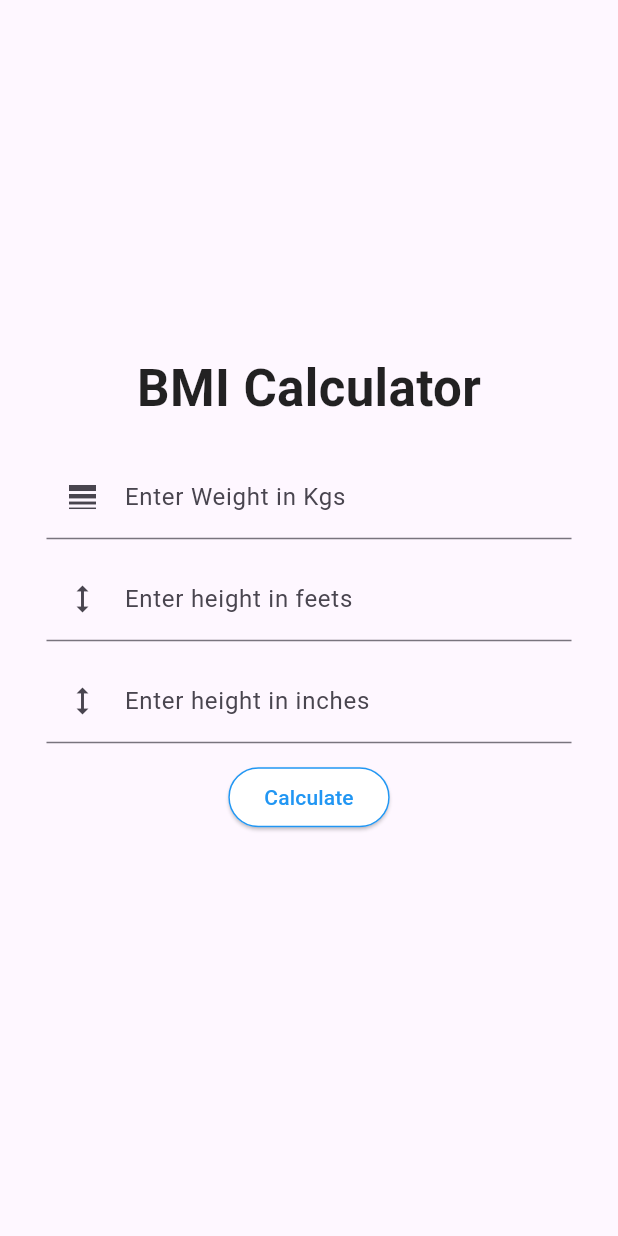
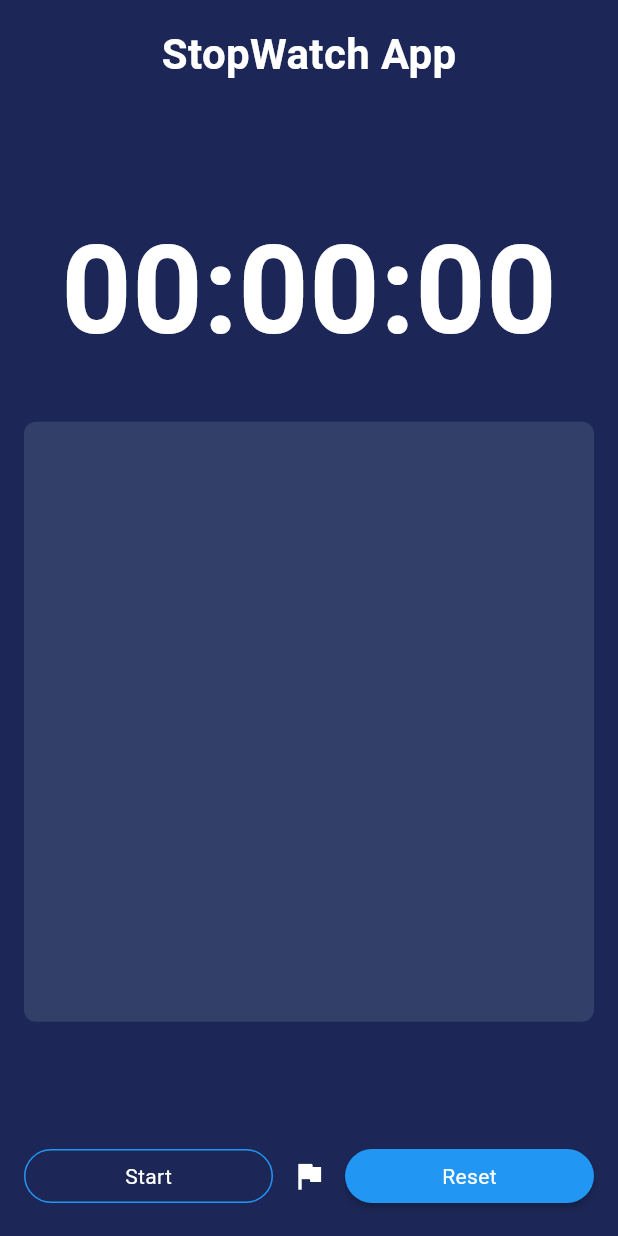
Before and after one commit to thenumanahmed/logic_loomer_internship, a Flutter app: the screen it shows after launch, on a phone screen of 412 x 824 dp. Run offline on Flutter 3.47's test engine with Material 3 defaults, Android fonts, the phone set to English and light mode, and no system bars.

Commit message:
stop watch app completed

```diff
--- a/lib/main.dart
+++ b/lib/main.dart
@@ -1,5 +1,5 @@
 import 'package:flutter/material.dart';
-import 'package:internship_task/main_screen.dart';
+import 'package:internship_task/screens/home_screen.dart';
 
 void main() {
   runApp(const MyApp());
@@ -12,7 +12,7 @@ class MyApp extends StatelessWidget {
   Widget build(BuildContext context) {
     return const MaterialApp(
       debugShowCheckedModeBanner: false,
-      home: MainScreen(),
+      home: HomeScreen(),
     );
   }
 }
--- a/lib/main_screen.dart
+++ /dev/null
@@ -1,126 +0,0 @@
-import 'package:flutter/material.dart';
-
-class MainScreen extends StatefulWidget {
-  const MainScreen({super.key});
-
-  @override
-  State<MainScreen> createState() => _MainScreenState();
-}
-
-class _MainScreenState extends State<MainScreen> {
-  TextEditingController weightController = TextEditingController();
-  TextEditingController feetController = TextEditingController();
-  TextEditingController inchController = TextEditingController();
-
-  var result = "";
-  var bgColor;
-
-  @override
-  Widget build(BuildContext context) {
-    return Scaffold(
-      body: SafeArea(
-        child: Container(
-          color: bgColor,
-          child: Center(
-            child: SizedBox(
-              width: 350,
-              child: SingleChildScrollView(
-                child: Column(
-                  mainAxisAlignment: MainAxisAlignment.center,
-                  children: [
-                    const Text(
-                      "BMI Calculator",
-                      style:
-                          TextStyle(fontSize: 34, fontWeight: FontWeight.w700,color: Colors.black87),
-                    ),
-                    const SizedBox(height: 20),
-                    TextField(
-                      controller: weightController,
-                      decoration: const InputDecoration(
-                        label: Text("Enter Weight in Kgs"),
-                        prefixIcon: Icon(Icons.line_weight),
-                      ),
-                      keyboardType: TextInputType.number,
-                    ),
-                    const SizedBox(height: 12),
-                    TextField(
-                      controller: feetController,
-                      decoration: const InputDecoration(
-                        label: Text("Enter height in feets"),
-                        prefixIcon: Icon(Icons.height),
-                      ),
-                      keyboardType: TextInputType.number,
-                    ),
-                    const SizedBox(height: 12),
-                    TextField(
-                      controller: inchController,
-                      decoration: const InputDecoration(
-                        label: Text("Enter height in inches"),
-                        prefixIcon: Icon(Icons.height),
-                      ),
-                      keyboardType: TextInputType.number,
-                    ),
-                    const SizedBox(height: 12),
-                    ElevatedButton(
-                      onPressed: () {
-                        var weight = weightController.text.toString();
-                        var feets = feetController.text.toString();
-                        var inches = inchController.text.toString();
-
-                        // validate empty fields
-                        if (weight != "" && feets != "") {
-                          var intWeight = int.parse(weight);
-                          var intFeets = int.parse(feets);
-                          var intInches = inches == "" ? 0 : int.parse(inches);
-
-                          var totalInches = intFeets * 12 + intInches;
-                          var totalCM = totalInches * 2.54;
-                          var totalMeter = totalCM / 100;
-
-                          var bmi = intWeight / (totalMeter * totalMeter);
-
-                          var msg = "";
-
-                          if (bmi > 25) {
-                            msg = "You are Over Weight!!";
-                            bgColor = Colors.red.shade200;
-                          } else if (bmi < 18) {
-                            msg = "You are Under Weight!!";
-                            bgColor = Colors.orange.shade200;
-                          } else {
-                            msg = "You are Healty!! ";
-                            bgColor = Colors.green.shade200;
-                          }
-
-                          setState(() {
-                            result =
-                                "$msg \nYour bmi is ${bmi.toStringAsFixed(2)} ";
-                          });
-                        } else {
-                          setState(() {
-                            result = "Please fill the required fields";
-                          });
-                        }
-                      },
-                      style: ElevatedButton.styleFrom(
-                        foregroundColor: Colors.blue,
-                        backgroundColor: Colors.white,
-                        side: const BorderSide(color: Colors.blue, width: 1),
-                      ),
-                      child: const Text("Calculate"),
-                    ),
-                    const SizedBox(height: 5),
-                    Text(
-                      result,
-                      style: const TextStyle(fontSize: 20),
-                    ),
-                  ],
-                ),
-              ),
-            ),
-          ),
-        ),
-      ),
-    );
-  }
-}
--- /dev/null
+++ b/lib/screens/home_screen.dart
@@ -0,0 +1,190 @@
+import 'dart:async';
+
+import 'package:flutter/material.dart';
+
+class HomeScreen extends StatefulWidget {
+  const HomeScreen({super.key});
+
+  @override
+  State<HomeScreen> createState() => _HomeScreenState();
+}
+
+class _HomeScreenState extends State<HomeScreen> {
+  int seconds = 0, minutes = 0, hours = 0;
+  String digitSeconds = "00", digitMinutes = "00", digitHours = "00";
+  Timer? timer;
+  bool started = false;
+  List laps = [];
+
+  // stop timer function
+  void stopTimer() {
+    timer!.cancel();
+    setState(() {
+      started = false;
+    });
+  }
+
+  // reset function
+  void reset() {
+    timer!.cancel();
+    setState(() {
+      seconds = 0;
+      minutes = 0;
+      hours = 0;
+
+      digitHours = "00";
+      digitMinutes = "00";
+      digitSeconds = "00";
+
+      started = false;
+    });
+  }
+
+  // add laps function
+  void addLaps() {
+    String lap = "$digitHours:$digitMinutes:$digitSeconds";
+    setState(() {
+      laps.add(lap);
+    });
+  }
+
+  // start timer function
+  void startTimer() {
+    started = true;
+    timer = Timer.periodic(
+      const Duration(seconds: 1),
+      (timer) {
+        int localSeconds = seconds + 1; // incremented
+        int localHours = hours;
+        int localMinutes = minutes;
+
+        if (localSeconds > 59) {
+          if (localMinutes > 59) {
+            localHours++;
+            localMinutes = 0;
+          } else {
+            localMinutes++;
+            localSeconds = 0;
+          }
+        }
+
+        setState(() {
+          seconds = localSeconds;
+          hours = localHours;
+          minutes = localMinutes;
+
+          digitHours = (hours > 9) ? "$hours" : "0$hours";
+          digitMinutes = (minutes > 9) ? "$minutes" : "0$minutes";
+          digitSeconds = (seconds > 9) ? "$seconds" : "0$seconds";
+        });
+      },
+    );
+  }
+
+  @override
+  Widget build(BuildContext context) {
+    return Scaffold(
+      backgroundColor: const Color(0xFF1C2757),
+      body: SafeArea(
+        child: Padding(
+          padding: const EdgeInsets.all(16.0),
+          child: Column(
+            mainAxisAlignment: MainAxisAlignment.spaceBetween,
+            crossAxisAlignment: CrossAxisAlignment.center,
+            children: [
+              const Center(
+                child: Text(
+                  "StopWatch App",
+                  style: TextStyle(
+                    color: Colors.white,
+                    fontSize: 28.0,
+                    fontWeight: FontWeight.bold,
+                  ),
+                ),
+              ),
+              const SizedBox(height: 20.0),
+              Center(
+                child: Text(
+                  "$digitHours:$digitMinutes:$digitSeconds",
+                  style: const TextStyle(
+                      color: Colors.white,
+                      fontSize: 82,
+                      fontWeight: FontWeight.w600),
+                ),
+              ),
+              Container(
+                height: 400,
+                decoration: BoxDecoration(
+                    color: const Color(0xff323f68),
+                    borderRadius: BorderRadius.circular(8)),
+                child: ListView.builder(
+                  itemCount: laps.length,
+                  itemBuilder: (context, index) {
+                    return Padding(
+                      padding: const EdgeInsets.all(16.0),
+                      child: Row(
+                        mainAxisAlignment: MainAxisAlignment.spaceBetween,
+                        children: [
+                          Text(
+                            "Lap ${index + 1}",
+                            style: const TextStyle(
+                                color: Colors.white, fontSize: 16),
+                          ),
+                          Text(
+                            "${laps[index]}",
+                            style: const TextStyle(
+                                color: Colors.white, fontSize: 16),
+                          )
+                        ],
+                      ),
+                    );
+                  },
+                ),
+              ),
+              const SizedBox(height: 20),
+              Row(
+                mainAxisAlignment: MainAxisAlignment.spaceBetween,
+                children: [
+                  Expanded(
+                    child: RawMaterialButton(
+                      onPressed: () {
+                        (!started) ? startTimer() : stopTimer();
+                      },
+                      shape: const StadiumBorder(
+                          side: BorderSide(color: Colors.blue)),
+                      child: Text(
+                        (!started) ? "Start" : "Pause",
+                        style: const TextStyle(color: Colors.white),
+                      ),
+                    ),
+                  ),
+                  const SizedBox(height: 8.0),
+                  IconButton(
+                      color: Colors.white,
+                      onPressed: () {
+                        addLaps();
+                      },
+                      icon: const Icon(Icons.flag)),
+                  const SizedBox(height: 8.0),
+                  Expanded(
+                    child: RawMaterialButton(
+                      onPressed: () {
+                        reset();
+                      },
+                      fillColor: Colors.blue,
+                      shape: const StadiumBorder(),
+                      child: const Text(
+                        "Reset",
+                        style: TextStyle(color: Colors.white),
+                      ),
+                    ),
+                  )
+                ],
+              )
+            ],
+          ),
+        ),
+      ),
+    );
+  }
+}
```
Also changed, not shown: 1 other file.
